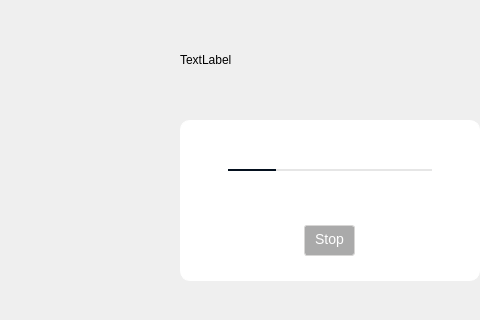
meganz/MEGAsync, file src/MEGASync/gui/linux/ViewLoadingScene.ui: the form before one commit; both pictures show x 0 to 480 and y 0 to 320 of the 706 by 419 pixel window.
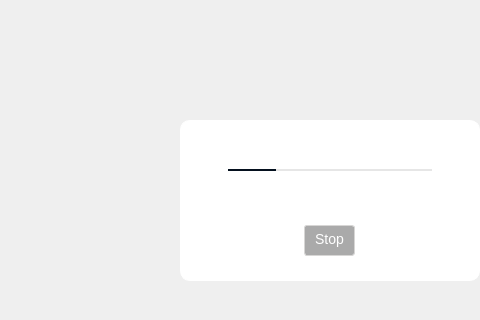
The form after the commit. The open tabs and pages were chosen to show the change.

What changed in the file:
```diff
--- a/src/MEGASync/gui/linux/ViewLoadingScene.ui
+++ b/src/MEGASync/gui/linux/ViewLoadingScene.ui
@@ -237,7 +237,7 @@
         </sizepolicy>
        </property>
        <property name="text">
-        <string>TextLabel</string>
+        <string notr="true"/>
        </property>
       </widget>
      </item>
```
Left out of the diff: 40 changed lines with no effect on the pictures.
